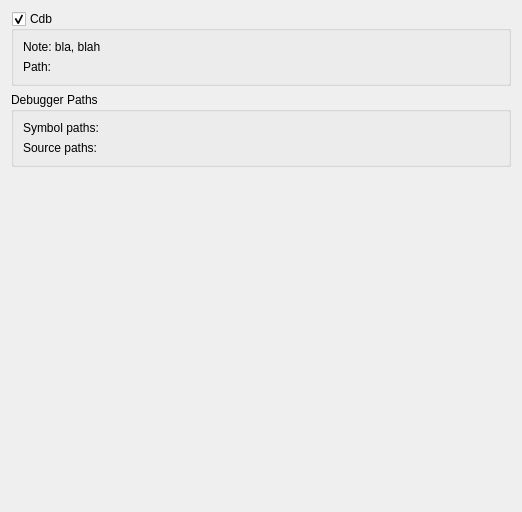
This is src/plugins/debugger/cdb/cdboptionspagewidget.ui in qt-creator/qt-creator as Qt 5 draws it before an edit. The edited form follows.
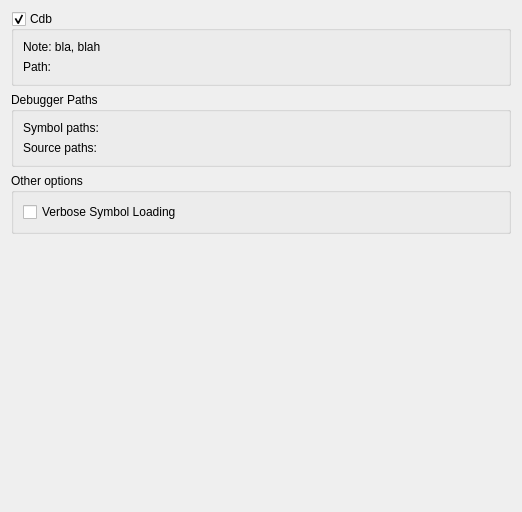
This is the edited form. Custom widgets are drawn as their Qt base class.

Commit message:
CDB: Added option for verbose symbol loading, fixed image path.
Do not add all image paths (from different projects), keep a
base path and add current.

```diff
--- a/src/plugins/debugger/cdb/cdboptionspagewidget.ui
+++ b/src/plugins/debugger/cdb/cdboptionspagewidget.ui
@@ -79,6 +79,22 @@
      </layout>
     </widget>
    </item>
+   <item>
+    <widget class="QGroupBox" name="variousOptionsGroupBox">
+     <property name="title">
+      <string>Other options</string>
+     </property>
+     <layout class="QFormLayout" name="formLayout_3">
+      <item row="0" column="0" colspan="2">
+       <widget class="QCheckBox" name="verboseSymbolLoadingCheckBox">
+        <property name="text">
+         <string>Verbose Symbol Loading</string>
+        </property>
+       </widget>
+      </item>
+     </layout>
+    </widget>
+   </item>
    <item>
     <spacer name="verticalSpacer">
      <property name="orientation">
```
Left out of the diff: 2 changed lines with no effect on the pictures. The commit also changes 6 other files.
